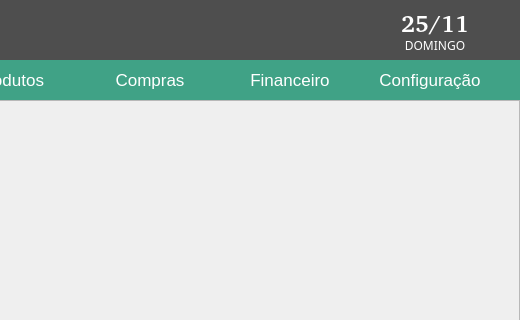
andrersp/controleEstoque, file controle_estoque/UI_Files/main.ui: the form before one commit; both pictures show x 480 to 1000 and y 0 to 320 of the 1000 by 700 pixel window.
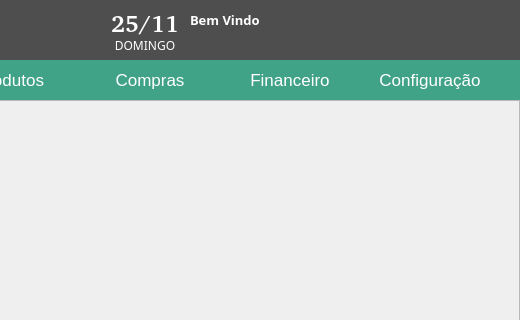
The form after the commit. Icons and pictures are not drawn.

Patch:
```diff
--- a/controle_estoque/UI_Files/main.ui
+++ b/controle_estoque/UI_Files/main.ui
@@ -72,7 +72,7 @@
     <widget class="QLabel" name="lb_Data">
      <property name="geometry">
       <rect>
-       <x>880</x>
+       <x>590</x>
        <y>10</y>
        <width>70</width>
        <height>25</height>
@@ -99,7 +99,7 @@
     <widget class="QLabel" name="lb_DiaSemana">
      <property name="geometry">
       <rect>
-       <x>880</x>
+       <x>590</x>
        <y>35</y>
        <width>70</width>
        <height>20</height>
@@ -266,6 +266,136 @@
       <bool>true</bool>
      </property>
     </widget>
+    <widget class="QLabel" name="lb_userName">
+     <property name="geometry">
+      <rect>
+       <x>670</x>
+       <y>30</y>
+       <width>150</width>
+       <height>20</height>
+      </rect>
+     </property>
+     <property name="font">
+      <font>
+       <family>Sans Serif</family>
+       <pointsize>9</pointsize>
+      </font>
+     </property>
+     <property name="styleSheet">
+      <string notr="true">color: #FFF</string>
+     </property>
+     <property name="text">
+      <string/>
+     </property>
+     <property name="alignment">
+      <set>Qt::AlignLeading|Qt::AlignLeft|Qt::AlignVCenter</set>
+     </property>
+    </widget>
+    <widget class="QPushButton" name="bt_logout">
+     <property name="geometry">
+      <rect>
+       <x>900</x>
+       <y>5</y>
+       <width>50</width>
+       <height>50</height>
+      </rect>
+     </property>
+     <property name="cursor">
+      <cursorShape>PointingHandCursor</cursorShape>
+     </property>
+     <property name="toolTip">
+      <string>&lt;html&gt;&lt;head/&gt;&lt;body&gt;&lt;p&gt;Logout&lt;/p&gt;&lt;/body&gt;&lt;/html&gt;</string>
+     </property>
+     <property name="styleSheet">
+      <string notr="true">QPushButton{
+
+border: none;
+color: #FFF
+}
+QPushButton:hover {
+background: #cacaca
+}</string>
+     </property>
+     <property name="text">
+      <string/>
+     </property>
+     <property name="icon">
+      <iconset>
+       <normaloff>../Images/logout.svg</normaloff>../Images/logout.svg</iconset>
+     </property>
+     <property name="iconSize">
+      <size>
+       <width>50</width>
+       <height>40</height>
+      </size>
+     </property>
+    </widget>
+    <widget class="QLabel" name="lb_userName_2">
+     <property name="geometry">
+      <rect>
+       <x>670</x>
+       <y>10</y>
+       <width>150</width>
+       <height>20</height>
+      </rect>
+     </property>
+     <property name="font">
+      <font>
+       <family>Sans Serif</family>
+       <pointsize>10</pointsize>
+       <weight>75</weight>
+       <bold>true</bold>
+      </font>
+     </property>
+     <property name="styleSheet">
+      <string notr="true">color: #FFF</string>
+     </property>
+     <property name="text">
+      <string>Bem Vindo</string>
+     </property>
+     <property name="alignment">
+      <set>Qt::AlignLeading|Qt::AlignLeft|Qt::AlignVCenter</set>
+     </property>
+    </widget>
+    <widget class="QPushButton" name="bt_alterSenha">
+     <property name="geometry">
+      <rect>
+       <x>840</x>
+       <y>5</y>
+       <width>50</width>
+       <height>50</height>
+      </rect>
+     </property>
+     <property name="cursor">
+      <cursorShape>PointingHandCursor</cursorShape>
+     </property>
+     <property name="toolTip">
+      <string>&lt;html&gt;&lt;head/&gt;&lt;body&gt;&lt;p&gt;Meus Dados&lt;/p&gt;&lt;/body&gt;&lt;/html&gt;</string>
+     </property>
+     <property name="styleSheet">
+      <string notr="true">QPushButton{
+
+border: none;
+color: #FFF
+}
+QPushButton:hover {
+background: #cacaca
+}</string>
+     </property>
+     <property name="text">
+      <string/>
+     </property>
+     <property name="icon">
+      <iconset>
+       <normaloff>../Images/altersenha.svg</normaloff>../Images/altersenha.svg</iconset>
+     </property>
+     <property name="iconSize">
+      <size>
+       <width>50</width>
+       <height>40</height>
+      </size>
+     </property>
+    </widget>
    </widget>
    <widget class="QWidget" name="wd_menu" native="true">
     <property name="geometry">
```
Left out of the diff: 62 changed lines with no effect on the pictures.
